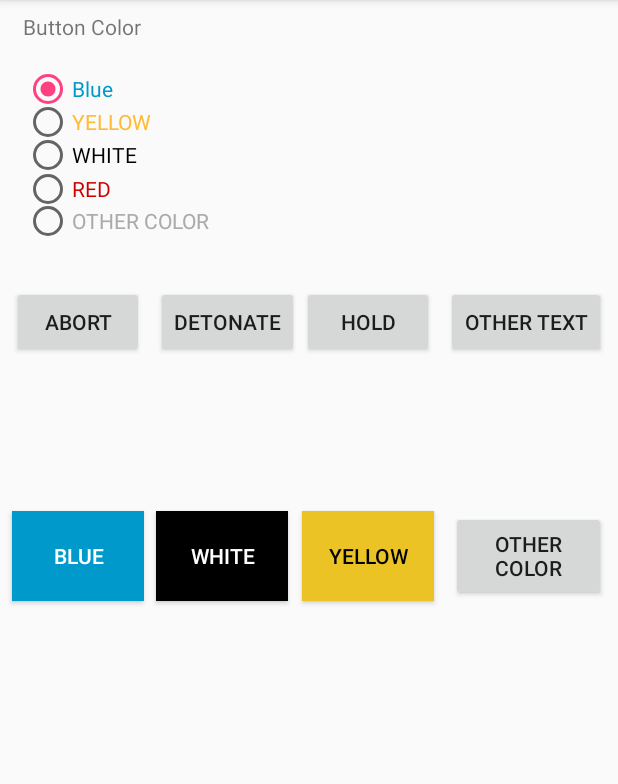
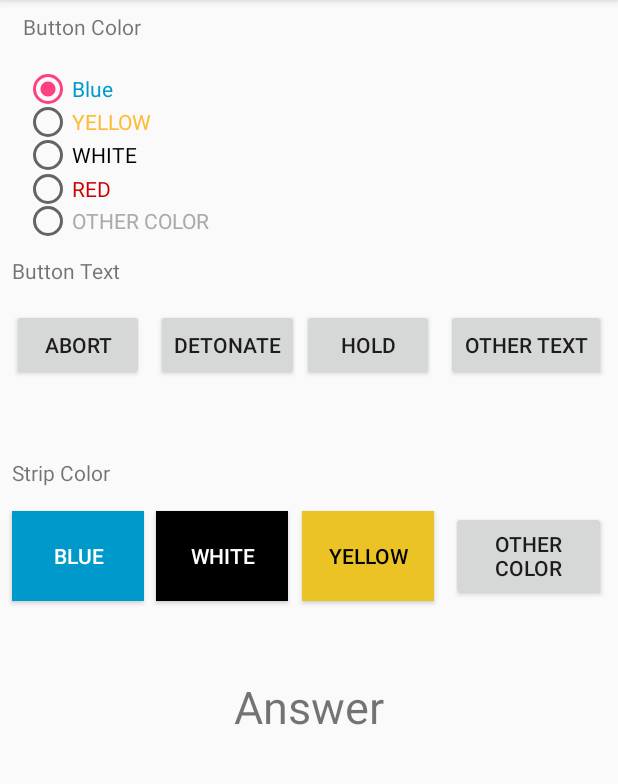
Before and after one commit to tmking01/KeepTalkingandNobodyExplodesCompanion, an Android app: the Buttons screen opened directly, with no data from a screen before it, on a phone screen of 412 x 824 dp, the part 84-868 px from its top. Run offline under Robolectric (Android 15) with nearby library versions, the phone set to English and light mode, and no system bars.

```diff
--- a/app/src/main/res/layout/activity_buttons.xml
+++ b/app/src/main/res/layout/activity_buttons.xml
@@ -158,9 +158,7 @@
         android:layout_width="wrap_content"
         android:layout_height="wrap_content"
         android:orientation="horizontal"
-        app:layout_constraintGuide_begin="183dp"
-        tools:layout_editor_absoluteY="183dp"
-        tools:layout_editor_absoluteX="0dp" />
+        app:layout_constraintGuide_begin="198dp" />
 
     <Button
         android:id="@+id/button9"
@@ -208,4 +206,44 @@
         android:text="@string/BTNAbort"
         app:layout_constraintLeft_toLeftOf="parent"
         app:layout_constraintTop_toTopOf="@+id/guideline6" />
+
+    <TextView
+        android:id="@+id/textView7"
+        android:layout_width="wrap_content"
+        android:layout_height="wrap_content"
+        android:layout_marginBottom="8dp"
+        android:layout_marginLeft="8dp"
+        android:text="@string/ButtonStripColor"
+        app:layout_constraintBottom_toTopOf="@+id/guideline5"
+        app:layout_constraintLeft_toLeftOf="parent" />
+
+    <TextView
+        android:id="@+id/textView9"
+        android:layout_width="wrap_content"
+        android:layout_height="wrap_content"
+        android:layout_marginBottom="8dp"
+        android:layout_marginLeft="8dp"
+        android:text="@string/ButtonName"
+        app:layout_constraintBottom_toTopOf="@+id/guideline6"
+        app:layout_constraintLeft_toLeftOf="parent" />
+
+    <android.support.constraint.Guideline
+        android:layout_width="wrap_content"
+        android:layout_height="wrap_content"
+        android:id="@+id/guideline11"
+        app:layout_constraintGuide_begin="443dp"
+        android:orientation="horizontal" />
+
+    <TextView
+        android:id="@+id/textView10"
+        android:layout_width="wrap_content"
+        android:layout_height="wrap_content"
+        android:layout_marginLeft="8dp"
+        android:layout_marginRight="8dp"
+        android:layout_marginTop="8dp"
+        android:text="@string/ButtonSolution"
+        android:textSize="30sp"
+        app:layout_constraintLeft_toLeftOf="parent"
+        app:layout_constraintRight_toRightOf="parent"
+        app:layout_constraintTop_toTopOf="@+id/guideline11" />
 </android.support.constraint.ConstraintLayout>
--- a/app/src/main/res/values/strings.xml
+++ b/app/src/main/res/values/strings.xml
@@ -48,5 +48,8 @@
     <string name="BTNOther">Other Text</string>
     <string name="BTNSteup">Setup</string>
     <string name="LabelSteup">Steup Questions</string>
+    <string name="ButtonName">Button Text</string>
+    <string name="ButtonStripColor">Strip Color</string>
+    <string name="ButtonSolution">Answer</string>
 
 </resources>
```
